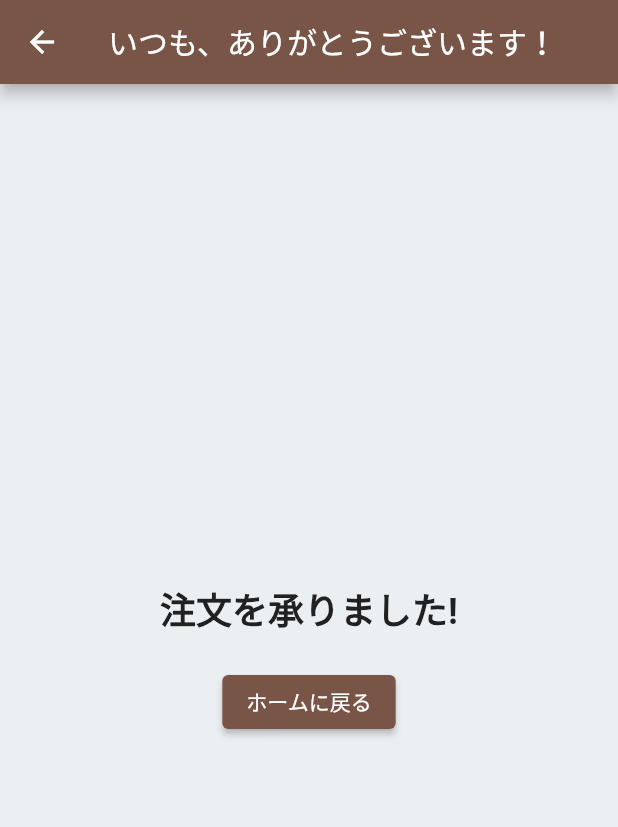
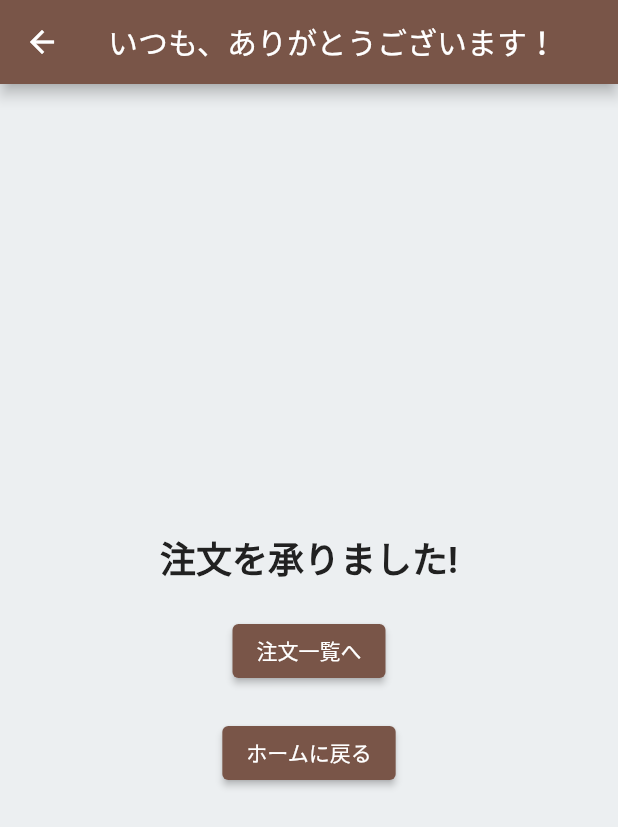
Before and after one commit to shinnkura/cafe_connect, a Flutter app: the ThanksPage screen opened directly, on a phone screen of 412 x 824 dp. Shown: the top 827 px of the screen. Run offline on Flutter 3.47's test engine with Material 2 defaults, Android fonts, the phone set to English and light mode, and no system bars; our stand-ins replace shared_preferences; accounts and stored records are empty.

Commit message:
edit_order.dartで注文一覧ボタン実装

```diff
--- a/lib/screens/thanks_pages/components/edito_order.dart
+++ b/lib/screens/thanks_pages/components/edito_order.dart
@@ -1,6 +1,7 @@
 import 'package:flutter/material.dart';
 
 import '../../../constants.dart';
+import '../../order_list_pages/order_list_page.dart';
 
 class ThanksPage extends StatelessWidget {
   const ThanksPage({super.key});
@@ -22,6 +23,22 @@ class ThanksPage extends StatelessWidget {
             ),
             const SizedBox(height: 20),
             ElevatedButton(
+              style: ButtonStyle(
+                backgroundColor: MaterialStateProperty.all<Color>(
+                  kPrimaryColor,
+                ),
+              ),
+              onPressed: () {
+                Navigator.push(
+                  context,
+                  MaterialPageRoute(
+                      builder: (context) => const OrderListPage()),
+                );
+              },
+              child: const Text('注文一覧へ'),
+            ),
+            const SizedBox(height: 20),
+            ElevatedButton(
               onPressed: () {
                 Navigator.popUntil(context, (route) => route.isFirst);
               },
```
